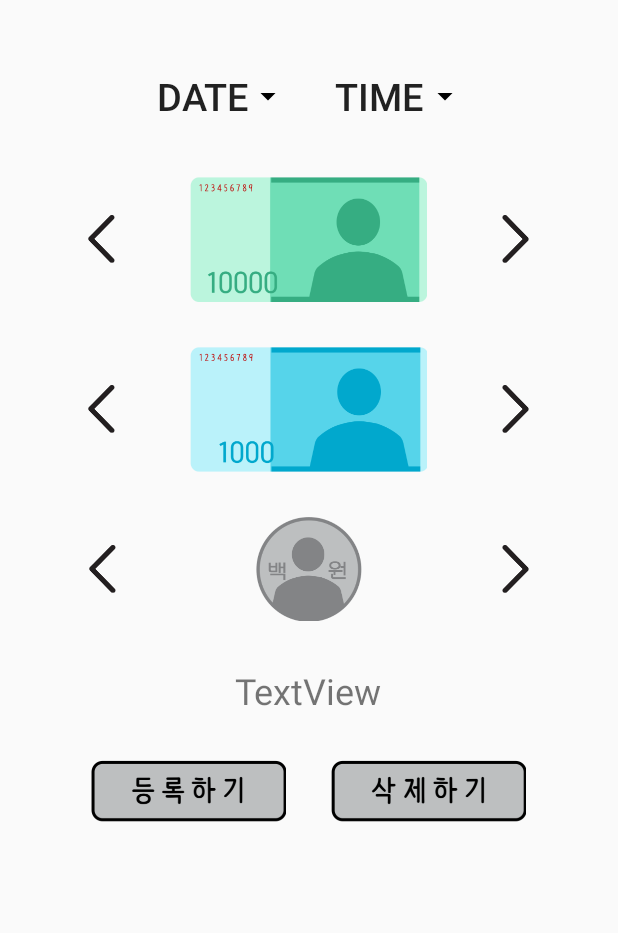
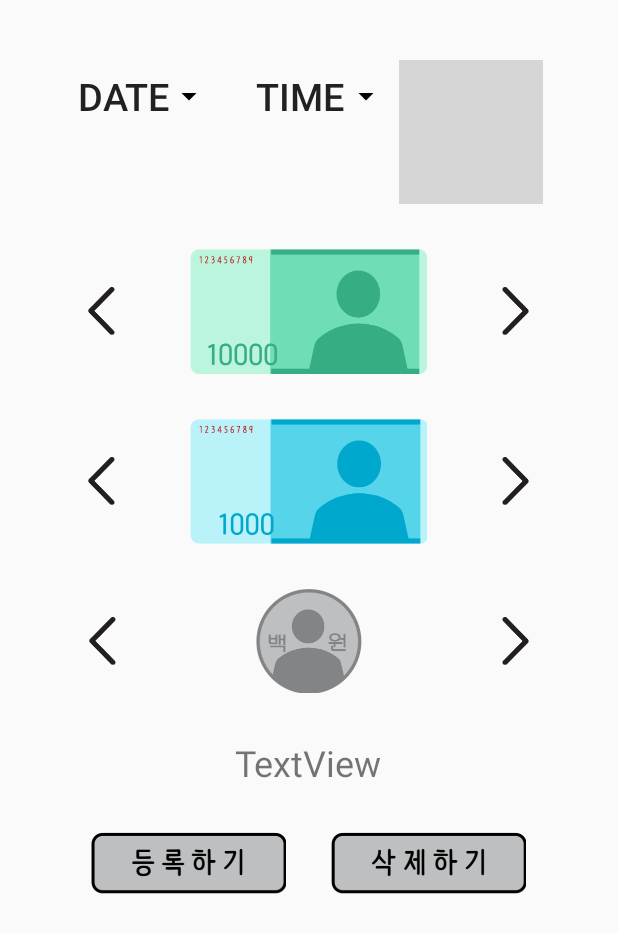
Before and after one commit to eoqkrskfk94/MyWallet, an Android app: the layout fragment_main.xml on its own in the app's theme, with its tools: preview values and no code run, on a phone screen of 412 x 824 dp. Shown: the top 933 px of the screen. Run offline under Robolectric (Android 15) with nearby library versions, the phone set to English and light mode, and no system bars; grey boxes are pictures that could not be loaded.

Commit message:
kotlin style button and refresh button

```diff
--- a/app/src/main/res/layout/fragment_main.xml
+++ b/app/src/main/res/layout/fragment_main.xml
@@ -35,6 +35,16 @@
             android:text="TIME"
             android:background="@android:color/transparent"
             android:textSize="25sp" />
+
+        <ImageButton
+            android:id="@+id/refreshButton"
+            android:layout_width="wrap_content"
+            android:layout_height="wrap_content"
+            android:layout_gravity="center"
+            android:layout_marginStart="10dp"
+            android:layout_weight="1"
+            android:background="@android:color/transparent"
+            android:src="@drawable/refresh" />
     </LinearLayout>
 
     <LinearLayout
```
Also changed, not shown: app/src/main/java/com/wallet1000/Fragments/MainFragment.kt (+23 -19 lines).
